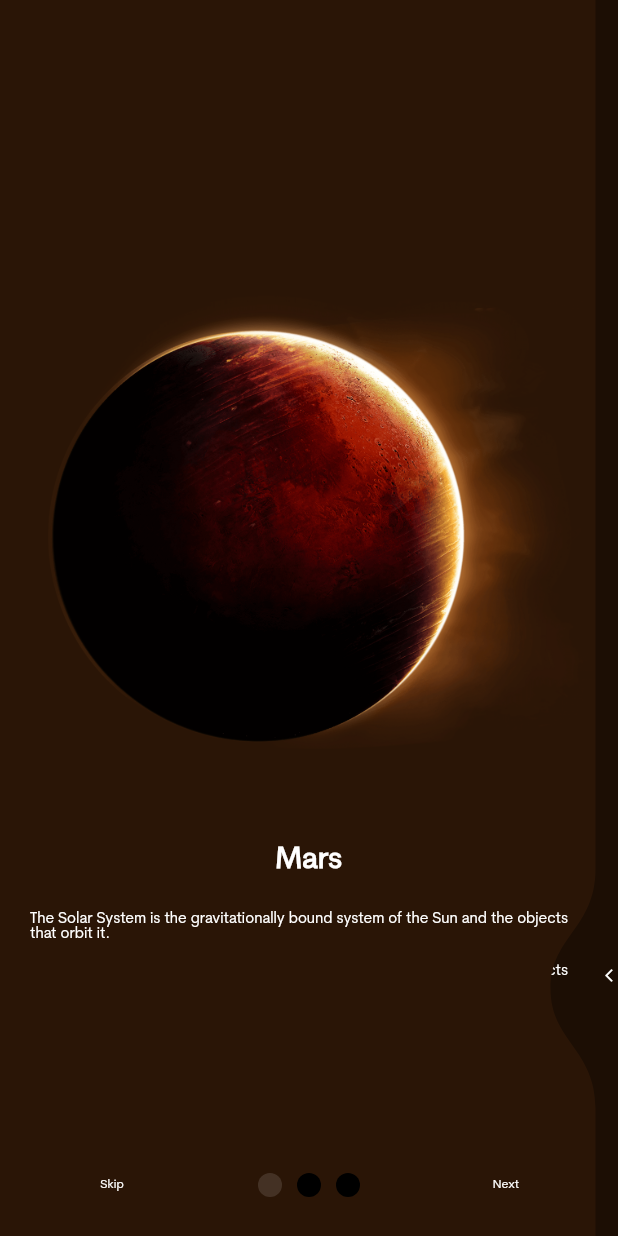
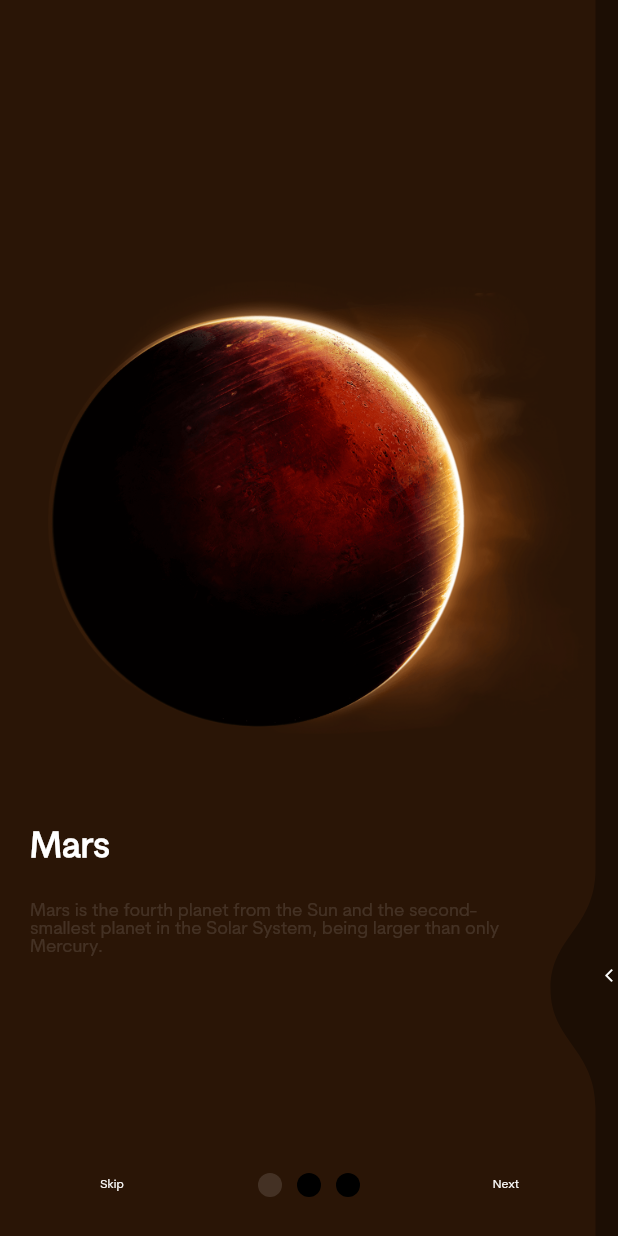
Before and after one commit to TheDanielsdev/The-Planetary-App, a Flutter app: the OnBoarding screen opened directly, on a phone screen of 412 x 824 dp. Run offline on Flutter 3.47's test engine with Material 2 defaults, Android fonts, the phone set to English and light mode, and no system bars; drawn by our look-alikes of liquid_swipe, smooth_page_indicator.

```diff
--- a/lib/main.dart
+++ b/lib/main.dart
@@ -1,4 +1,5 @@
 import 'package:flutter/material.dart';
+import 'package:the_planetary/screens/home_page.dart';
 import 'package:the_planetary/screens/onboarding.dart';
 import 'package:the_planetary/screens/test.dart';
 
@@ -13,7 +14,7 @@ class MyApp extends StatelessWidget {
   Widget build(BuildContext context) {
     return MaterialApp(
       debugShowCheckedModeBanner: false,
-      home: OnBoarding(),
+      home: HomePage(),
     );
   }
 }
--- a/lib/screens/onboarding.dart
+++ b/lib/screens/onboarding.dart
@@ -2,6 +2,7 @@ import 'package:flutter/material.dart';
 import 'package:liquid_swipe/liquid_swipe.dart';
 import 'package:smooth_page_indicator/smooth_page_indicator.dart';
 import 'package:the_planetary/helpers/color_helper.dart';
+import 'package:the_planetary/screens/home_page.dart';
 
 class OnBoarding extends StatefulWidget {
   OnBoarding({Key? key}) : super(key: key);
@@ -13,6 +14,7 @@ class OnBoarding extends StatefulWidget {
 class _OnBoardingState extends State<OnBoarding> {
   int _currentIndex = 0;
   final controller = LiquidController();
+  bool _isLastIndex = false;
 
   @override
   Widget build(BuildContext context) {
@@ -24,7 +26,7 @@ class _OnBoardingState extends State<OnBoarding> {
           enableSideReveal: true,
           onPageChangeCallback: (index) {
             setState(() {
-              _currentIndex = index;
+              _isLastIndex = index == 2;
             });
           },
           slideIconWidget: const Icon(
@@ -44,7 +46,32 @@ class _OnBoardingState extends State<OnBoarding> {
             )
           ],
         ),
-        Positioned(
+        _isLastIndex
+            ? Positioned(
+                bottom: 0,
+                left: 0,
+                right: 0,
+                child: GestureDetector(
+                  onTap: () {
+                    Navigator.of(context)
+                        .push(MaterialPageRoute(builder: (_) => HomePage()));
+                  },
+                  child: Container(
+                    height: 50,
+                    width: MediaQuery.of(context).size.width,
+                    color: AppColor.Tertiary_Color,
+                    child: const Center(
+                      child: Text('Get started',
+                          style: TextStyle(
+                              color: Colors.white,
+                              fontFamily: 'CerebriSansPro-Regular',
+                              fontSize: 15,
+                              fontWeight: FontWeight.w700)),
+                    ),
+                  ),
+                ),
+              )
+            : Positioned(
                 bottom: 10,
                 left: 10,
                 right: 10,
@@ -57,9 +84,9 @@ class _OnBoardingState extends State<OnBoarding> {
                             onPressed: () {
                               controller.jumpToPage(page: 2);
                             },
-                      child: Text(
-                        controller.currentPage == 3 ? '' : 'Skip',
-                        style: const TextStyle(
+                            child: const Text(
+                              'Skip',
+                              style: TextStyle(
                                   color: Colors.white,
                                   fontFamily: 'CerebriSansPro-Regular',
                                   fontSize: 8,
@@ -77,9 +104,7 @@ class _OnBoardingState extends State<OnBoarding> {
                           ),
                           onDotClicked: (index) {
                             controller.animateToPage(page: index);
-                      setState(() {
-                        _currentIndex = index;
-                      });
+                            setState(() {});
                           },
                         ),
                         TextButton(
@@ -97,8 +122,7 @@ class _OnBoardingState extends State<OnBoarding> {
                                   fontWeight: FontWeight.normal),
                             ))
                       ],
-              ),
-            ))
+                    )))
       ],
     ));
   }
@@ -115,7 +139,7 @@ class _mars extends StatelessWidget {
       color: AppColor.Tertiary_Color,
       padding: const EdgeInsets.symmetric(horizontal: 20),
       child: Column(
-          crossAxisAlignment: CrossAxisAlignment.center,
+          crossAxisAlignment: CrossAxisAlignment.start,
           mainAxisAlignment: MainAxisAlignment.center,
           children: [
             AnimateImageMars(),
@@ -125,19 +149,19 @@ class _mars extends StatelessWidget {
             const Text('Mars',
                 style: TextStyle(
                     color: Colors.white,
-                    fontSize: 20,
+                    fontSize: 24,
                     fontFamily: 'CerebriSansPro-Regular',
                     fontWeight: FontWeight.w700)),
             const SizedBox(
               height: 24,
             ),
             Container(
-              // padding: const EdgeInsets.only(right: 32),
+              padding: const EdgeInsets.only(right: 32),
               child: const Text(
-                  'The Solar System is the gravitationally bound system of the Sun and the objects that orbit it.',
+                  'Mars is the fourth planet from the Sun and the second-smallest planet in the Solar System, being larger than only Mercury.',
                   style: TextStyle(
-                    color: Colors.white,
-                    fontSize: 10,
+                    color: Colors.white12,
+                    fontSize: 12,
                     fontWeight: FontWeight.w300,
                     fontFamily: 'CerebriSansPro-Regular',
                   )),
@@ -190,29 +214,29 @@ class _earth extends StatelessWidget {
       color: AppColor.Secondary_Color,
       padding: const EdgeInsets.symmetric(horizontal: 20),
       child: Column(
-          crossAxisAlignment: CrossAxisAlignment.center,
+          crossAxisAlignment: CrossAxisAlignment.start,
           mainAxisAlignment: MainAxisAlignment.center,
           children: [
             AnimateImageEarth(),
             const SizedBox(
               height: 64,
             ),
-            const Text('Mars',
+            const Text('Earth',
                 style: TextStyle(
                     color: Colors.white,
-                    fontSize: 20,
+                    fontSize: 24,
                     fontFamily: 'CerebriSansPro-Regular',
                     fontWeight: FontWeight.w700)),
             const SizedBox(
               height: 24,
             ),
             Container(
-              // padding: const EdgeInsets.only(right: 32),
+              padding: const EdgeInsets.only(right: 32),
               child: const Text(
-                  'The Solar System is the gravitationally bound system of the Sun and the objects that orbit it.',
+                  'Earth is the third planet from the Sun and the only astronomical object known to harbor life.',
                   style: TextStyle(
-                    color: Colors.white,
-                    fontSize: 10,
+                    color: Colors.white12,
+                    fontSize: 12,
                     fontWeight: FontWeight.w300,
                     fontFamily: 'CerebriSansPro-Regular',
                   )),
@@ -265,14 +289,14 @@ class _venus extends StatelessWidget {
       color: AppColor.Primary_Color,
       padding: const EdgeInsets.symmetric(horizontal: 20),
       child: Column(
-          crossAxisAlignment: CrossAxisAlignment.center,
+          crossAxisAlignment: CrossAxisAlignment.start,
           mainAxisAlignment: MainAxisAlignment.center,
           children: [
             AnimateImageVenus(),
             const SizedBox(
               height: 64,
             ),
-            const Text('Mars',
+            const Text('Venus',
                 style: TextStyle(
                     color: Colors.white,
                     fontSize: 20,
@@ -282,12 +306,12 @@ class _venus extends StatelessWidget {
               height: 24,
             ),
             Container(
-              // padding: const EdgeInsets.only(right: 32),
+              padding: const EdgeInsets.only(right: 32),
               child: const Text(
-                  'The Solar System is the gravitationally bound system of the Sun and the objects that orbit it.',
+                  'Venus is the second planet from the Sun and is named after the Roman goddess of love and beauty.',
                   style: TextStyle(
-                    color: Colors.white,
-                    fontSize: 10,
+                    color: Colors.white12,
+                    fontSize: 12,
                     fontWeight: FontWeight.w300,
                     fontFamily: 'CerebriSansPro-Regular',
                   )),
```
Also changed, not shown: lib/models/planet_data.dart (added, +55 -0 lines), lib/models/planet_items.dart (added, +14 -0 lines), lib/screens/home_page.dart (added, +46 -0 lines), lib/screens/view_items.dart (added, +141 -0 lines), lib/widgets/planet_images.dart (added, +72 -0 lines), assets/Jupiter.png (added), assets/Mercury.png (added), assets/Neptune.png (added), assets/Pluto.png (added), assets/Saturn.png (added), assets/Uranus.png (added). Lines whose indentation alone changed are shown as unchanged.
